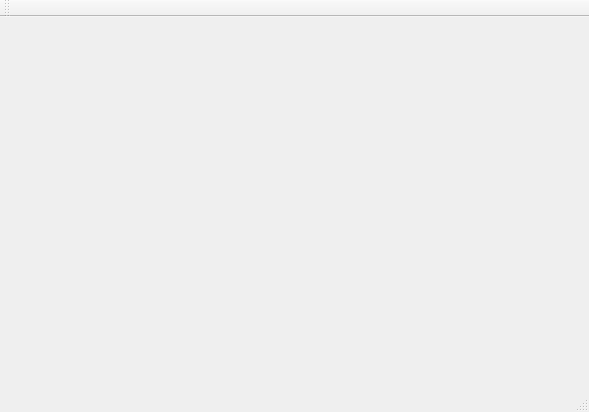
First picture: the form in FastFoodFinder/mainwindow.ui, repository annaali1/CS1DProject1, before the edit.
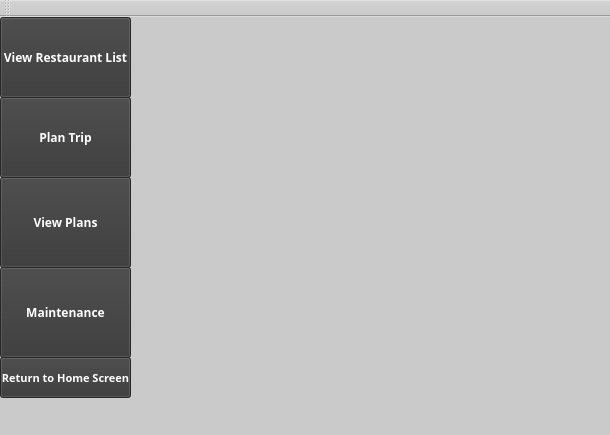
Second picture: the form after the edit.

Commit message: Created functional menu screen with sidebar and buttons

The edit to the form file:
```diff
--- a/FastFoodFinder/mainwindow.ui
+++ b/FastFoodFinder/mainwindow.ui
@@ -6,14 +6,1478 @@
    <rect>
     <x>0</x>
     <y>0</y>
-    <width>589</width>
-    <height>412</height>
+    <width>610</width>
+    <height>435</height>
    </rect>
   </property>
+  <property name="palette">
+   <palette>
+    <active>
+     <colorrole role="WindowText">
+      <brush brushstyle="SolidPattern">
+       <color alpha="255">
+        <red>255</red>
+        <green>255</green>
+        <blue>255</blue>
+       </color>
+      </brush>
+     </colorrole>
+     <colorrole role="Button">
+      <brush brushstyle="SolidPattern">
+       <color alpha="255">
+        <red>202</red>
+        <green>202</green>
+        <blue>202</blue>
+       </color>
+      </brush>
+     </colorrole>
+     <colorrole role="Light">
+      <brush brushstyle="SolidPattern">
+       <color alpha="255">
+        <red>176</red>
+        <green>176</green>
+        <blue>176</blue>
+       </color>
+      </brush>
+     </colorrole>
+     <colorrole role="Midlight">
+      <brush brushstyle="SolidPattern">
+       <color alpha="255">
+        <red>146</red>
+        <green>146</green>
+        <blue>146</blue>
+       </color>
+      </brush>
+     </colorrole>
+     <colorrole role="Dark">
+      <brush brushstyle="SolidPattern">
+       <color alpha="255">
+        <red>58</red>
+        <green>58</green>
+        <blue>58</blue>
+       </color>
+      </brush>
+     </colorrole>
+     <colorrole role="Mid">
+      <brush brushstyle="SolidPattern">
+       <color alpha="255">
+        <red>78</red>
+        <green>78</green>
+        <blue>78</blue>
+       </color>
+      </brush>
+     </colorrole>
+     <colorrole role="Text">
+      <brush brushstyle="SolidPattern">
+       <color alpha="255">
+        <red>255</red>
+        <green>255</green>
+        <blue>255</blue>
+       </color>
+      </brush>
+     </colorrole>
+     <colorrole role="BrightText">
+      <brush brushstyle="SolidPattern">
+       <color alpha="255">
+        <red>255</red>
+        <green>255</green>
+        <blue>255</blue>
+       </color>
+      </brush>
+     </colorrole>
+     <colorrole role="ButtonText">
+      <brush brushstyle="SolidPattern">
+       <color alpha="255">
+        <red>255</red>
+        <green>255</green>
+        <blue>255</blue>
+       </color>
+      </brush>
+     </colorrole>
+     <colorrole role="Base">
+      <brush brushstyle="SolidPattern">
+       <color alpha="255">
+        <red>202</red>
+        <green>202</green>
+        <blue>202</blue>
+       </color>
+      </brush>
+     </colorrole>
+     <colorrole role="Window">
+      <brush brushstyle="SolidPattern">
+       <color alpha="255">
+        <red>202</red>
+        <green>202</green>
+        <blue>202</blue>
+       </color>
+      </brush>
+     </colorrole>
+     <colorrole role="Shadow">
+      <brush brushstyle="SolidPattern">
+       <color alpha="255">
+        <red>0</red>
+        <green>0</green>
+        <blue>0</blue>
+       </color>
+      </brush>
+     </colorrole>
+     <colorrole role="AlternateBase">
+      <brush brushstyle="SolidPattern">
+       <color alpha="255">
+        <red>58</red>
+        <green>58</green>
+        <blue>58</blue>
+       </color>
+      </brush>
+     </colorrole>
+     <colorrole role="ToolTipBase">
+      <brush brushstyle="SolidPattern">
+       <color alpha="255">
+        <red>255</red>
+        <green>255</green>
+        <blue>220</blue>
+       </color>
+      </brush>
+     </colorrole>
+     <colorrole role="ToolTipText">
+      <brush brushstyle="SolidPattern">
+       <color alpha="255">
+        <red>0</red>
+        <green>0</green>
+        <blue>0</blue>
+       </color>
+      </brush>
+     </colorrole>
+    </active>
+    <inactive>
+     <colorrole role="WindowText">
+      <brush brushstyle="SolidPattern">
+       <color alpha="255">
+        <red>255</red>
+        <green>255</green>
+        <blue>255</blue>
+       </color>
+      </brush>
+     </colorrole>
+     <colorrole role="Button">
+      <brush brushstyle="SolidPattern">
+       <color alpha="255">
+        <red>202</red>
+        <green>202</green>
+        <blue>202</blue>
+       </color>
+      </brush>
+     </colorrole>
+     <colorrole role="Light">
+      <brush brushstyle="SolidPattern">
+       <color alpha="255">
+        <red>176</red>
+        <green>176</green>
+        <blue>176</blue>
+       </color>
+      </brush>
+     </colorrole>
+     <colorrole role="Midlight">
+      <brush brushstyle="SolidPattern">
+       <color alpha="255">
+        <red>146</red>
+        <green>146</green>
+        <blue>146</blue>
+       </color>
+      </brush>
+     </colorrole>
+     <colorrole role="Dark">
+      <brush brushstyle="SolidPattern">
+       <color alpha="255">
+        <red>58</red>
+        <green>58</green>
+        <blue>58</blue>
+       </color>
+      </brush>
+     </colorrole>
+     <colorrole role="Mid">
+      <brush brushstyle="SolidPattern">
+       <color alpha="255">
+        <red>78</red>
+        <green>78</green>
+        <blue>78</blue>
+       </color>
+      </brush>
+     </colorrole>
+     <colorrole role="Text">
+      <brush brushstyle="SolidPattern">
+       <color alpha="255">
+        <red>255</red>
+        <green>255</green>
+        <blue>255</blue>
+       </color>
+      </brush>
+     </colorrole>
+     <colorrole role="BrightText">
+      <brush brushstyle="SolidPattern">
+       <color alpha="255">
+        <red>255</red>
+        <green>255</green>
+        <blue>255</blue>
+       </color>
+      </brush>
+     </colorrole>
+     <colorrole role="ButtonText">
+      <brush brushstyle="SolidPattern">
+       <color alpha="255">
+        <red>255</red>
+        <green>255</green>
+        <blue>255</blue>
+       </color>
+      </brush>
+     </colorrole>
+     <colorrole role="Base">
+      <brush brushstyle="SolidPattern">
+       <color alpha="255">
+        <red>202</red>
+        <green>202</green>
+        <blue>202</blue>
+       </color>
+      </brush>
+     </colorrole>
+     <colorrole role="Window">
+      <brush brushstyle="SolidPattern">
+       <color alpha="255">
+        <red>202</red>
+        <green>202</green>
+        <blue>202</blue>
+       </color>
+      </brush>
+     </colorrole>
+     <colorrole role="Shadow">
+      <brush brushstyle="SolidPattern">
+       <color alpha="255">
+        <red>0</red>
+        <green>0</green>
+        <blue>0</blue>
+       </color>
+      </brush>
+     </colorrole>
+     <colorrole role="AlternateBase">
+      <brush brushstyle="SolidPattern">
+       <color alpha="255">
+        <red>58</red>
+        <green>58</green>
+        <blue>58</blue>
+       </color>
+      </brush>
+     </colorrole>
+     <colorrole role="ToolTipBase">
+      <brush brushstyle="SolidPattern">
+       <color alpha="255">
+        <red>255</red>
+        <green>255</green>
+        <blue>220</blue>
+       </color>
+      </brush>
+     </colorrole>
+     <colorrole role="ToolTipText">
+      <brush brushstyle="SolidPattern">
+       <color alpha="255">
+        <red>0</red>
+        <green>0</green>
+        <blue>0</blue>
+       </color>
+      </brush>
+     </colorrole>
+    </inactive>
+    <disabled>
+     <colorrole role="WindowText">
+      <brush brushstyle="SolidPattern">
+       <color alpha="255">
+        <red>58</red>
+        <green>58</green>
+        <blue>58</blue>
+       </color>
+      </brush>
+     </colorrole>
+     <colorrole role="Button">
+      <brush brushstyle="SolidPattern">
+       <color alpha="255">
+        <red>202</red>
+        <green>202</green>
+        <blue>202</blue>
+       </color>
+      </brush>
+     </colorrole>
+     <colorrole role="Light">
+      <brush brushstyle="SolidPattern">
+       <color alpha="255">
+        <red>176</red>
+        <green>176</green>
+        <blue>176</blue>
+       </color>
+      </brush>
+     </colorrole>
+     <colorrole role="Midlight">
+      <brush brushstyle="SolidPattern">
+       <color alpha="255">
+        <red>146</red>
+        <green>146</green>
+        <blue>146</blue>
+       </color>
+      </brush>
+     </colorrole>
+     <colorrole role="Dark">
+      <brush brushstyle="SolidPattern">
+       <color alpha="255">
+        <red>58</red>
+        <green>58</green>
+        <blue>58</blue>
+       </color>
+      </brush>
+     </colorrole>
+     <colorrole role="Mid">
+      <brush brushstyle="SolidPattern">
+       <color alpha="255">
+        <red>78</red>
+        <green>78</green>
+        <blue>78</blue>
+       </color>
+      </brush>
+     </colorrole>
+     <colorrole role="Text">
+      <brush brushstyle="SolidPattern">
+       <color alpha="255">
+        <red>58</red>
+        <green>58</green>
+        <blue>58</blue>
+       </color>
+      </brush>
+     </colorrole>
+     <colorrole role="BrightText">
+      <brush brushstyle="SolidPattern">
+       <color alpha="255">
+        <red>255</red>
+        <green>255</green>
+        <blue>255</blue>
+       </color>
+      </brush>
+     </colorrole>
+     <colorrole role="ButtonText">
+      <brush brushstyle="SolidPattern">
+       <color alpha="255">
+        <red>58</red>
+        <green>58</green>
+        <blue>58</blue>
+       </color>
+      </brush>
+     </colorrole>
+     <colorrole role="Base">
+      <brush brushstyle="SolidPattern">
+       <color alpha="255">
+        <red>202</red>
+        <green>202</green>
+        <blue>202</blue>
+       </color>
+      </brush>
+     </colorrole>
+     <colorrole role="Window">
+      <brush brushstyle="SolidPattern">
+       <color alpha="255">
+        <red>202</red>
+        <green>202</green>
+        <blue>202</blue>
+       </color>
+      </brush>
+     </colorrole>
+     <colorrole role="Shadow">
+      <brush brushstyle="SolidPattern">
+       <color alpha="255">
+        <red>0</red>
+        <green>0</green>
+        <blue>0</blue>
+       </color>
+      </brush>
+     </colorrole>
+     <colorrole role="AlternateBase">
+      <brush brushstyle="SolidPattern">
+       <color alpha="255">
+        <red>117</red>
+        <green>117</green>
+        <blue>117</blue>
+       </color>
+      </brush>
+     </colorrole>
+     <colorrole role="ToolTipBase">
+      <brush brushstyle="SolidPattern">
+       <color alpha="255">
+        <red>255</red>
+        <green>255</green>
+        <blue>220</blue>
+       </color>
+      </brush>
+     </colorrole>
+     <colorrole role="ToolTipText">
+      <brush brushstyle="SolidPattern">
+       <color alpha="255">
+        <red>0</red>
+        <green>0</green>
+        <blue>0</blue>
+       </color>
+      </brush>
+     </colorrole>
+    </disabled>
+   </palette>
+  </property>
   <property name="windowTitle">
    <string>MainWindow</string>
   </property>
-  <widget class="QWidget" name="centralWidget"/>
+  <property name="styleSheet">
+   <string notr="true">background-color: rgb(202, 202, 202);</string>
+  </property>
+  <widget class="QWidget" name="centralWidget">
+   <widget class="QStackedWidget" name="buttonList">
+    <property name="geometry">
+     <rect>
+      <x>130</x>
+      <y>0</y>
+      <width>471</width>
+      <height>381</height>
+     </rect>
+    </property>
+    <property name="frameShape">
+     <enum>QFrame::NoFrame</enum>
+    </property>
+    <property name="lineWidth">
+     <number>2</number>
+    </property>
+    <property name="currentIndex">
+     <number>0</number>
+    </property>
+    <widget class="QWidget" name="homePage" native="true">
+     <widget class="QLabel" name="home_label">
+      <property name="geometry">
+       <rect>
+        <x>-2</x>
+        <y>-1</y>
+        <width>481</width>
+        <height>381</height>
+       </rect>
+      </property>
+      <property name="text">
+       <string/>
+      </property>
+     </widget>
+    </widget>
+    <widget class="QWidget" name="restaurantListPage" native="true"/>
+    <widget class="QWidget" name="planTripPage"/>
+    <widget class="QWidget" name="viewPlansPage"/>
+    <widget class="QWidget" name="maintanencePage"/>
+   </widget>
+   <widget class="QPushButton" name="ListButton">
+    <property name="geometry">
+     <rect>
+      <x>0</x>
+      <y>0</y>
+      <width>131</width>
+      <height>81</height>
+     </rect>
+    </property>
+    <property name="palette">
+     <palette>
+      <active>
+       <colorrole role="WindowText">
+        <brush brushstyle="SolidPattern">
+         <color alpha="255">
+          <red>255</red>
+          <green>255</green>
+          <blue>255</blue>
+         </color>
+        </brush>
+       </colorrole>
+       <colorrole role="Button">
+        <brush brushstyle="SolidPattern">
+         <color alpha="255">
+          <red>55</red>
+          <green>55</green>
+          <blue>55</blue>
+         </color>
+        </brush>
+       </colorrole>
+       <colorrole role="Light">
+        <brush brushstyle="SolidPattern">
+         <color alpha="255">
+          <red>82</red>
+          <green>82</green>
+          <blue>82</blue>
+         </color>
+        </brush>
+       </colorrole>
+       <colorrole role="Midlight">
+        <brush brushstyle="SolidPattern">
+         <color alpha="255">
+          <red>68</red>
+          <green>68</green>
+          <blue>68</blue>
+         </color>
+        </brush>
+       </colorrole>
+       <colorrole role="Dark">
+        <brush brushstyle="SolidPattern">
+         <color alpha="255">
+          <red>27</red>
+          <green>27</green>
+          <blue>27</blue>
+         </color>
+        </brush>
+       </colorrole>
+       <colorrole role="Mid">
+        <brush brushstyle="SolidPattern">
+         <color alpha="255">
+          <red>36</red>
+          <green>36</green>
+          <blue>36</blue>
+         </color>
+        </brush>
+       </colorrole>
+       <colorrole role="Text">
+        <brush brushstyle="SolidPattern">
+         <color alpha="255">
+          <red>255</red>
+          <green>255</green>
+          <blue>255</blue>
+         </color>
+        </brush>
+       </colorrole>
+       <colorrole role="BrightText">
+        <brush brushstyle="SolidPattern">
+         <color alpha="255">
+          <red>255</red>
+          <green>255</green>
+          <blue>255</blue>
+         </color>
+        </brush>
+       </colorrole>
+       <colorrole role="ButtonText">
+        <brush brushstyle="SolidPattern">
+         <color alpha="255">
+          <red>255</red>
+          <green>255</green>
+          <blue>255</blue>
+         </color>
+        </brush>
+       </colorrole>
+       <colorrole role="Base">
+        <brush brushstyle="SolidPattern">
+         <color alpha="255">
+          <red>55</red>
+          <green>55</green>
+          <blue>55</blue>
+         </color>
+        </brush>
+       </colorrole>
+       <colorrole role="Window">
+        <brush brushstyle="SolidPattern">
+         <color alpha="255">
+          <red>55</red>
+          <green>55</green>
+          <blue>55</blue>
+         </color>
+        </brush>
+       </colorrole>
+       <colorrole role="Shadow">
+        <brush brushstyle="SolidPattern">
+         <color alpha="255">
+          <red>0</red>
+          <green>0</green>
+          <blue>0</blue>
+         </color>
+        </brush>
+       </colorrole>
+       <colorrole role="AlternateBase">
+        <brush brushstyle="SolidPattern">
+         <color alpha="255">
+          <red>27</red>
+          <green>27</green>
+          <blue>27</blue>
+         </color>
+        </brush>
+       </colorrole>
+       <colorrole role="ToolTipBase">
+        <brush brushstyle="SolidPattern">
+         <color alpha="255">
+          <red>255</red>
+          <green>255</green>
+          <blue>220</blue>
+         </color>
+        </brush>
+       </colorrole>
+       <colorrole role="ToolTipText">
+        <brush brushstyle="SolidPattern">
+         <color alpha="255">
+          <red>0</red>
+          <green>0</green>
+          <blue>0</blue>
+         </color>
+        </brush>
+       </colorrole>
+      </active>
+      <inactive>
+       <colorrole role="WindowText">
+        <brush brushstyle="SolidPattern">
+         <color alpha="255">
+          <red>255</red>
+          <green>255</green>
+          <blue>255</blue>
+         </color>
+        </brush>
+       </colorrole>
+       <colorrole role="Button">
+        <brush brushstyle="SolidPattern">
+         <color alpha="255">
+          <red>55</red>
+          <green>55</green>
+          <blue>55</blue>
+         </color>
+        </brush>
+       </colorrole>
+       <colorrole role="Light">
+        <brush brushstyle="SolidPattern">
+         <color alpha="255">
+          <red>82</red>
+          <green>82</green>
+          <blue>82</blue>
+         </color>
+        </brush>
+       </colorrole>
+       <colorrole role="Midlight">
+        <brush brushstyle="SolidPattern">
+         <color alpha="255">
+          <red>68</red>
+          <green>68</green>
+          <blue>68</blue>
+         </color>
+        </brush>
+       </colorrole>
+       <colorrole role="Dark">
+        <brush brushstyle="SolidPattern">
+         <color alpha="255">
+          <red>27</red>
+          <green>27</green>
+          <blue>27</blue>
+         </color>
+        </brush>
+       </colorrole>
+       <colorrole role="Mid">
+        <brush brushstyle="SolidPattern">
+         <color alpha="255">
+          <red>36</red>
+          <green>36</green>
+          <blue>36</blue>
+         </color>
+        </brush>
+       </colorrole>
+       <colorrole role="Text">
+        <brush brushstyle="SolidPattern">
+         <color alpha="255">
+          <red>255</red>
+          <green>255</green>
+          <blue>255</blue>
+         </color>
+        </brush>
+       </colorrole>
+       <colorrole role="BrightText">
+        <brush brushstyle="SolidPattern">
+         <color alpha="255">
+          <red>255</red>
+          <green>255</green>
+          <blue>255</blue>
+         </color>
+        </brush>
+       </colorrole>
+       <colorrole role="ButtonText">
+        <brush brushstyle="SolidPattern">
+         <color alpha="255">
+          <red>255</red>
+          <green>255</green>
+          <blue>255</blue>
+         </color>
+        </brush>
+       </colorrole>
+       <colorrole role="Base">
+        <brush brushstyle="SolidPattern">
+         <color alpha="255">
+          <red>55</red>
+          <green>55</green>
+          <blue>55</blue>
+         </color>
+        </brush>
+       </colorrole>
+       <colorrole role="Window">
+        <brush brushstyle="SolidPattern">
+         <color alpha="255">
+          <red>55</red>
+          <green>55</green>
+          <blue>55</blue>
+         </color>
+        </brush>
+       </colorrole>
+       <colorrole role="Shadow">
+        <brush brushstyle="SolidPattern">
+         <color alpha="255">
+          <red>0</red>
+          <green>0</green>
+          <blue>0</blue>
+         </color>
+        </brush>
+       </colorrole>
+       <colorrole role="AlternateBase">
+        <brush brushstyle="SolidPattern">
+         <color alpha="255">
+          <red>27</red>
+          <green>27</green>
+          <blue>27</blue>
+         </color>
+        </brush>
+       </colorrole>
+       <colorrole role="ToolTipBase">
+        <brush brushstyle="SolidPattern">
+         <color alpha="255">
+          <red>255</red>
+          <green>255</green>
+          <blue>220</blue>
+         </color>
+        </brush>
+       </colorrole>
+       <colorrole role="ToolTipText">
+        <brush brushstyle="SolidPattern">
+         <color alpha="255">
+          <red>0</red>
+          <green>0</green>
+          <blue>0</blue>
+         </color>
+        </brush>
+       </colorrole>
+      </inactive>
+      <disabled>
+       <colorrole role="WindowText">
+        <brush brushstyle="SolidPattern">
+         <color alpha="255">
+          <red>27</red>
+          <green>27</green>
+          <blue>27</blue>
+         </color>
+        </brush>
+       </colorrole>
+       <colorrole role="Button">
+        <brush brushstyle="SolidPattern">
+         <color alpha="255">
+          <red>55</red>
+          <green>55</green>
+          <blue>55</blue>
+         </color>
+        </brush>
+       </colorrole>
+       <colorrole role="Light">
+        <brush brushstyle="SolidPattern">
+         <color alpha="255">
+          <red>82</red>
+          <green>82</green>
+          <blue>82</blue>
+         </color>
+        </brush>
+       </colorrole>
+       <colorrole role="Midlight">
+        <brush brushstyle="SolidPattern">
+         <color alpha="255">
+          <red>68</red>
+          <green>68</green>
+          <blue>68</blue>
+         </color>
+        </brush>
+       </colorrole>
+       <colorrole role="Dark">
+        <brush brushstyle="SolidPattern">
+         <color alpha="255">
+          <red>27</red>
+          <green>27</green>
+          <blue>27</blue>
+         </color>
+        </brush>
+       </colorrole>
+       <colorrole role="Mid">
+        <brush brushstyle="SolidPattern">
+         <color alpha="255">
+          <red>36</red>
+          <green>36</green>
+          <blue>36</blue>
+         </color>
+        </brush>
+       </colorrole>
+       <colorrole role="Text">
+        <brush brushstyle="SolidPattern">
+         <color alpha="255">
+          <red>27</red>
+          <green>27</green>
+          <blue>27</blue>
+         </color>
+        </brush>
+       </colorrole>
+       <colorrole role="BrightText">
+        <brush brushstyle="SolidPattern">
+         <color alpha="255">
+          <red>255</red>
+          <green>255</green>
+          <blue>255</blue>
+         </color>
+        </brush>
+       </colorrole>
+       <colorrole role="ButtonText">
+        <brush brushstyle="SolidPattern">
+         <color alpha="255">
+          <red>27</red>
+          <green>27</green>
+          <blue>27</blue>
+         </color>
+        </brush>
+       </colorrole>
+       <colorrole role="Base">
+        <brush brushstyle="SolidPattern">
+         <color alpha="255">
+          <red>55</red>
+          <green>55</green>
+          <blue>55</blue>
+         </color>
+        </brush>
+       </colorrole>
+       <colorrole role="Window">
+        <brush brushstyle="SolidPattern">
+         <color alpha="255">
+          <red>55</red>
+          <green>55</green>
+          <blue>55</blue>
+         </color>
+        </brush>
+       </colorrole>
+       <colorrole role="Shadow">
+        <brush brushstyle="SolidPattern">
+         <color alpha="255">
+          <red>0</red>
+          <green>0</green>
+          <blue>0</blue>
+         </color>
+        </brush>
+       </colorrole>
+       <colorrole role="AlternateBase">
+        <brush brushstyle="SolidPattern">
+         <color alpha="255">
+          <red>55</red>
+          <green>55</green>
+          <blue>55</blue>
+         </color>
+        </brush>
+       </colorrole>
+       <colorrole role="ToolTipBase">
+        <brush brushstyle="SolidPattern">
+         <color alpha="255">
+          <red>255</red>
+          <green>255</green>
+          <blue>220</blue>
+         </color>
+        </brush>
+       </colorrole>
+       <colorrole role="ToolTipText">
+        <brush brushstyle="SolidPattern">
+         <color alpha="255">
+          <red>0</red>
+          <green>0</green>
+          <blue>0</blue>
+         </color>
+        </brush>
+       </colorrole>
+      </disabled>
+     </palette>
+    </property>
+    <property name="font">
+     <font>
+      <family>Arial Black</family>
+      <pointsize>9</pointsize>
+      <weight>75</weight>
+      <bold>true</bold>
+     </font>
+    </property>
+    <property name="styleSheet">
+     <string notr="true">background-color: rgb(55, 55, 55);</string>
+    </property>
+    <property name="text">
+     <string>View Restaurant List</string>
+    </property>
+   </widget>
+   <widget class="QPushButton" name="PlanTripButton">
+    <property name="geometry">
+     <rect>
+      <x>0</x>
+      <y>80</y>
+      <width>131</width>
+      <height>81</height>
+     </rect>
+    </property>
+    <property name="palette">
+     <palette>
+      <active>
+       <colorrole role="Button">
+        <brush brushstyle="SolidPattern">
+         <color alpha="255">
+          <red>55</red>
+          <green>55</green>
+          <blue>55</blue>
+         </color>
+        </brush>
+       </colorrole>
+       <colorrole role="ButtonText">
+        <brush brushstyle="SolidPattern">
+         <color alpha="255">
+          <red>255</red>
+          <green>255</green>
+          <blue>255</blue>
+         </color>
+        </brush>
+       </colorrole>
+       <colorrole role="Base">
+        <brush brushstyle="SolidPattern">
+         <color alpha="255">
+          <red>55</red>
+          <green>55</green>
+          <blue>55</blue>
+         </color>
+        </brush>
+       </colorrole>
+       <colorrole role="Window">
+        <brush brushstyle="SolidPattern">
+         <color alpha="255">
+          <red>55</red>
+          <green>55</green>
+          <blue>55</blue>
+         </color>
+        </brush>
+       </colorrole>
+      </active>
+      <inactive>
+       <colorrole role="Button">
+        <brush brushstyle="SolidPattern">
+         <color alpha="255">
+          <red>55</red>
+          <green>55</green>
+          <blue>55</blue>
+         </color>
+        </brush>
+       </colorrole>
+       <colorrole role="ButtonText">
+        <brush brushstyle="SolidPattern">
+         <color alpha="255">
+          <red>255</red>
+          <green>255</green>
+          <blue>255</blue>
+         </color>
+        </brush>
+       </colorrole>
+       <colorrole role="Base">
+        <brush brushstyle="SolidPattern">
+         <color alpha="255">
+          <red>55</red>
+          <green>55</green>
+          <blue>55</blue>
+         </color>
+        </brush>
+       </colorrole>
+       <colorrole role="Window">
+        <brush brushstyle="SolidPattern">
+         <color alpha="255">
+          <red>55</red>
+          <green>55</green>
+          <blue>55</blue>
+         </color>
+        </brush>
+       </colorrole>
+      </inactive>
+      <disabled>
+       <colorrole role="Button">
+        <brush brushstyle="SolidPattern">
+         <color alpha="255">
+          <red>55</red>
+          <green>55</green>
+          <blue>55</blue>
+         </color>
+        </brush>
+       </colorrole>
+       <colorrole role="ButtonText">
+        <brush brushstyle="SolidPattern">
+         <color alpha="255">
+          <red>120</red>
+          <green>120</green>
+          <blue>120</blue>
+         </color>
+        </brush>
+       </colorrole>
+       <colorrole role="Base">
+        <brush brushstyle="SolidPattern">
+         <color alpha="255">
+          <red>55</red>
+          <green>55</green>
+          <blue>55</blue>
+         </color>
+        </brush>
+       </colorrole>
+       <colorrole role="Window">
+        <brush brushstyle="SolidPattern">
+         <color alpha="255">
+          <red>55</red>
+          <green>55</green>
+          <blue>55</blue>
+         </color>
+        </brush>
+       </colorrole>
+      </disabled>
+     </palette>
+    </property>
+    <property name="font">
+     <font>
+      <family>Arial Black</family>
+      <pointsize>9</pointsize>
+      <weight>75</weight>
+      <bold>true</bold>
+     </font>
+    </property>
+    <property name="styleSheet">
+     <string notr="true">background-color: rgb(55, 55, 55);</string>
+    </property>
+    <property name="text">
+     <string>Plan Trip</string>
+    </property>
+   </widget>
+   <widget class="QPushButton" name="ViewPlansButton">
+    <property name="geometry">
+     <rect>
+      <x>0</x>
+      <y>160</y>
+      <width>131</width>
+      <height>91</height>
+     </rect>
+    </property>
+    <property name="palette">
+     <palette>
+      <active>
+       <colorrole role="Button">
+        <brush brushstyle="SolidPattern">
+         <color alpha="255">
+          <red>55</red>
+          <green>55</green>
+          <blue>55</blue>
+         </color>
+        </brush>
+       </colorrole>
+       <colorrole role="ButtonText">
+        <brush brushstyle="SolidPattern">
+         <color alpha="255">
+          <red>255</red>
+          <green>255</green>
+          <blue>255</blue>
+         </color>
+        </brush>
+       </colorrole>
+       <colorrole role="Base">
+        <brush brushstyle="SolidPattern">
+         <color alpha="255">
+          <red>55</red>
+          <green>55</green>
+          <blue>55</blue>
+         </color>
+        </brush>
+       </colorrole>
+       <colorrole role="Window">
+        <brush brushstyle="SolidPattern">
+         <color alpha="255">
+          <red>55</red>
+          <green>55</green>
+          <blue>55</blue>
+         </color>
+        </brush>
+       </colorrole>
+      </active>
+      <inactive>
+       <colorrole role="Button">
+        <brush brushstyle="SolidPattern">
+         <color alpha="255">
+          <red>55</red>
+          <green>55</green>
+          <blue>55</blue>
+         </color>
+        </brush>
+       </colorrole>
+       <colorrole role="ButtonText">
+        <brush brushstyle="SolidPattern">
+         <color alpha="255">
+          <red>255</red>
+          <green>255</green>
+          <blue>255</blue>
+         </color>
+        </brush>
+       </colorrole>
+       <colorrole role="Base">
+        <brush brushstyle="SolidPattern">
+         <color alpha="255">
+          <red>55</red>
+          <green>55</green>
+          <blue>55</blue>
+         </color>
+        </brush>
+       </colorrole>
+       <colorrole role="Window">
+        <brush brushstyle="SolidPattern">
+         <color alpha="255">
+          <red>55</red>
+          <green>55</green>
+          <blue>55</blue>
+         </color>
+        </brush>
+       </colorrole>
+      </inactive>
+      <disabled>
+       <colorrole role="Button">
+        <brush brushstyle="SolidPattern">
+         <color alpha="255">
+          <red>55</red>
+          <green>55</green>
+          <blue>55</blue>
+         </color>
+        </brush>
+       </colorrole>
+       <colorrole role="ButtonText">
+        <brush brushstyle="SolidPattern">
+         <color alpha="255">
+          <red>120</red>
+          <green>120</green>
+          <blue>120</blue>
+         </color>
+        </brush>
+       </colorrole>
+       <colorrole role="Base">
+        <brush brushstyle="SolidPattern">
+         <color alpha="255">
+          <red>55</red>
+          <green>55</green>
+          <blue>55</blue>
+         </color>
+        </brush>
+       </colorrole>
+       <colorrole role="Window">
+        <brush brushstyle="SolidPattern">
+         <color alpha="255">
+          <red>55</red>
+          <green>55</green>
+          <blue>55</blue>
+         </color>
+        </brush>
+       </colorrole>
+      </disabled>
+     </palette>
+    </property>
+    <property name="font">
+     <font>
+      <family>Arial Black</family>
+      <pointsize>9</pointsize>
+      <weight>75</weight>
+      <bold>true</bold>
+     </font>
+    </property>
+    <property name="styleSheet">
+     <string notr="true">background-color: rgb(55, 55, 55);</string>
+    </property>
+    <property name="text">
+     <string>View Plans</string>
+    </property>
+   </widget>
+   <widget class="QPushButton" name="AdminButton">
+    <property name="geometry">
+     <rect>
+      <x>0</x>
+      <y>250</y>
+      <width>131</width>
+      <height>91</height>
+     </rect>
+    </property>
+    <property name="palette">
+     <palette>
+      <active>
+       <colorrole role="Button">
+        <brush brushstyle="SolidPattern">
+         <color alpha="255">
+          <red>55</red>
+          <green>55</green>
+          <blue>55</blue>
+         </color>
+        </brush>
+       </colorrole>
+       <colorrole role="ButtonText">
+        <brush brushstyle="SolidPattern">
+         <color alpha="255">
+          <red>255</red>
+          <green>255</green>
+          <blue>255</blue>
+         </color>
+        </brush>
+       </colorrole>
+       <colorrole role="Base">
+        <brush brushstyle="SolidPattern">
+         <color alpha="255">
+          <red>55</red>
+          <green>55</green>
+          <blue>55</blue>
+         </color>
+        </brush>
+       </colorrole>
+       <colorrole role="Window">
+        <brush brushstyle="SolidPattern">
+         <color alpha="255">
+          <red>55</red>
+          <green>55</green>
+          <blue>55</blue>
+         </color>
+        </brush>
+       </colorrole>
+      </active>
+      <inactive>
+       <colorrole role="Button">
+        <brush brushstyle="SolidPattern">
+         <color alpha="255">
+          <red>55</red>
+          <green>55</green>
+          <blue>55</blue>
+         </color>
+        </brush>
+       </colorrole>
+       <colorrole role="ButtonText">
+        <brush brushstyle="SolidPattern">
+         <color alpha="255">
+          <red>255</red>
+          <green>255</green>
+          <blue>255</blue>
+         </color>
+        </brush>
+       </colorrole>
+       <colorrole role="Base">
+        <brush brushstyle="SolidPattern">
+         <color alpha="255">
+          <red>55</red>
+          <green>55</green>
+          <blue>55</blue>
+         </color>
+        </brush>
+       </colorrole>
+       <colorrole role="Window">
+        <brush brushstyle="SolidPattern">
+         <color alpha="255">
+          <red>55</red>
+          <green>55</green>
+          <blue>55</blue>
+         </color>
+        </brush>
+       </colorrole>
+      </inactive>
+      <disabled>
+       <colorrole role="Button">
+        <brush brushstyle="SolidPattern">
+         <color alpha="255">
+          <red>55</red>
+          <green>55</green>
+          <blue>55</blue>
+         </color>
+        </brush>
+       </colorrole>
+       <colorrole role="ButtonText">
+        <brush brushstyle="SolidPattern">
+         <color alpha="255">
+          <red>120</red>
+          <green>120</green>
+          <blue>120</blue>
+         </color>
+        </brush>
+       </colorrole>
+       <colorrole role="Base">
+        <brush brushstyle="SolidPattern">
+         <color alpha="255">
+          <red>55</red>
+          <green>55</green>
+          <blue>55</blue>
+         </color>
+        </brush>
+       </colorrole>
+       <colorrole role="Window">
+        <brush brushstyle="SolidPattern">
+         <color alpha="255">
+          <red>55</red>
+          <green>55</green>
+          <blue>55</blue>
+         </color>
+        </brush>
+       </colorrole>
+      </disabled>
+     </palette>
+    </property>
+    <property name="font">
+     <font>
+      <family>Arial Black</family>
+      <pointsize>9</pointsize>
+      <weight>75</weight>
+      <bold>true</bold>
+     </font>
+    </property>
+    <property name="styleSheet">
+     <string notr="true">background-color: rgb(55, 55, 55);</string>
+    </property>
+    <property name="text">
+     <string>Maintenance</string>
+    </property>
+   </widget>
+   <widget class="QPushButton" name="HomeScreenButton">
+    <property name="geometry">
+     <rect>
+      <x>0</x>
+      <y>340</y>
+      <width>131</width>
+      <height>41</height>
+     </rect>
+    </property>
+    <property name="palette">
+     <palette>
+      <active>
+       <colorrole role="Button">
+        <brush brushstyle="SolidPattern">
+         <color alpha="255">
+          <red>55</red>
+          <green>55</green>
+          <blue>55</blue>
+         </color>
+        </brush>
+       </colorrole>
+       <colorrole role="ButtonText">
+        <brush brushstyle="SolidPattern">
+         <color alpha="255">
+          <red>255</red>
+          <green>255</green>
+          <blue>255</blue>
+         </color>
+        </brush>
+       </colorrole>
+       <colorrole role="Base">
+        <brush brushstyle="SolidPattern">
+         <color alpha="255">
+          <red>55</red>
+          <green>55</green>
+          <blue>55</blue>
+         </color>
+        </brush>
+       </colorrole>
+       <colorrole role="Window">
+        <brush brushstyle="SolidPattern">
+         <color alpha="255">
+          <red>55</red>
+          <green>55</green>
+          <blue>55</blue>
+         </color>
+        </brush>
+       </colorrole>
+      </active>
+      <inactive>
+       <colorrole role="Button">
+        <brush brushstyle="SolidPattern">
+         <color alpha="255">
+          <red>55</red>
+          <green>55</green>
+          <blue>55</blue>
+         </color>
+        </brush>
+       </colorrole>
+       <colorrole role="ButtonText">
+        <brush brushstyle="SolidPattern">
+         <color alpha="255">
+          <red>255</red>
+          <green>255</green>
+          <blue>255</blue>
+         </color>
+        </brush>
+       </colorrole>
+       <colorrole role="Base">
+        <brush brushstyle="SolidPattern">
+         <color alpha="255">
+          <red>55</red>
+          <green>55</green>
+          <blue>55</blue>
+         </color>
+        </brush>
+       </colorrole>
+       <colorrole role="Window">
+        <brush brushstyle="SolidPattern">
+         <color alpha="255">
+          <red>55</red>
+          <green>55</green>
+          <blue>55</blue>
+         </color>
+        </brush>
+       </colorrole>
+      </inactive>
+      <disabled>
+       <colorrole role="Button">
+        <brush brushstyle="SolidPattern">
+         <color alpha="255">
+          <red>55</red>
+          <green>55</green>
+          <blue>55</blue>
+         </color>
+        </brush>
+       </colorrole>
+       <colorrole role="ButtonText">
+        <brush brushstyle="SolidPattern">
+         <color alpha="255">
+          <red>120</red>
+          <green>120</green>
+          <blue>120</blue>
+         </color>
+        </brush>
+       </colorrole>
+       <colorrole role="Base">
+        <brush brushstyle="SolidPattern">
+         <color alpha="255">
+          <red>55</red>
+          <green>55</green>
+          <blue>55</blue>
+         </color>
+        </brush>
+       </colorrole>
+       <colorrole role="Window">
+        <brush brushstyle="SolidPattern">
+         <color alpha="255">
+          <red>55</red>
+          <green>55</green>
+          <blue>55</blue>
+         </color>
+        </brush>
+       </colorrole>
+      </disabled>
+     </palette>
+    </property>
+    <property name="font">
+     <font>
+      <family>Arial Black</family>
+      <pointsize>8</pointsize>
+      <weight>75</weight>
+      <bold>true</bold>
+     </font>
+    </property>
+    <property name="styleSheet">
+     <string notr="true">background-color: rgb(55, 55, 55);</string>
+    </property>
+    <property name="text">
+     <string>Return to Home Screen</string>
+    </property>
+   </widget>
+  </widget>
   <widget class="QMenuBar" name="menuBar">
    <property name="geometry">
     <rect>
@@ -25,6 +1489,13 @@
    </property>
   </widget>
   <widget class="QToolBar" name="mainToolBar">
+   <property name="font">
+    <font>
+     <family>Arial Black</family>
+     <weight>75</weight>
+     <bold>true</bold>
+    </font>
+   </property>
    <attribute name="toolBarArea">
     <enum>TopToolBarArea</enum>
    </attribute>
```
Left out of the diff: 4 changed lines with no effect on the pictures. The commit also changes 20 other files.
